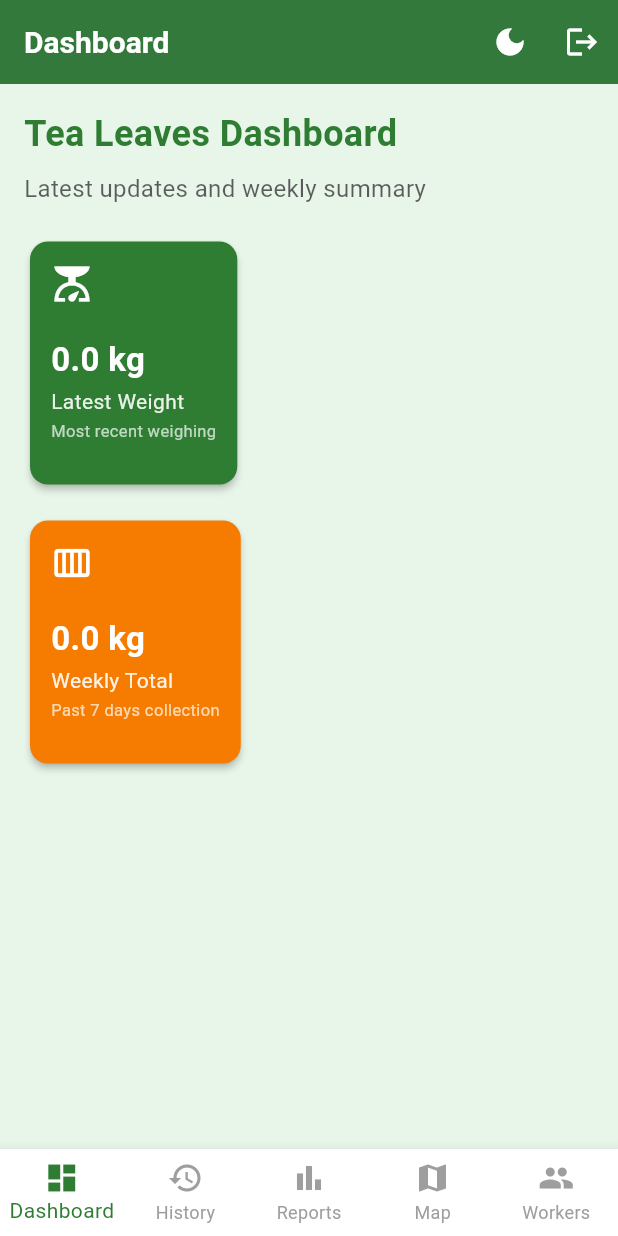
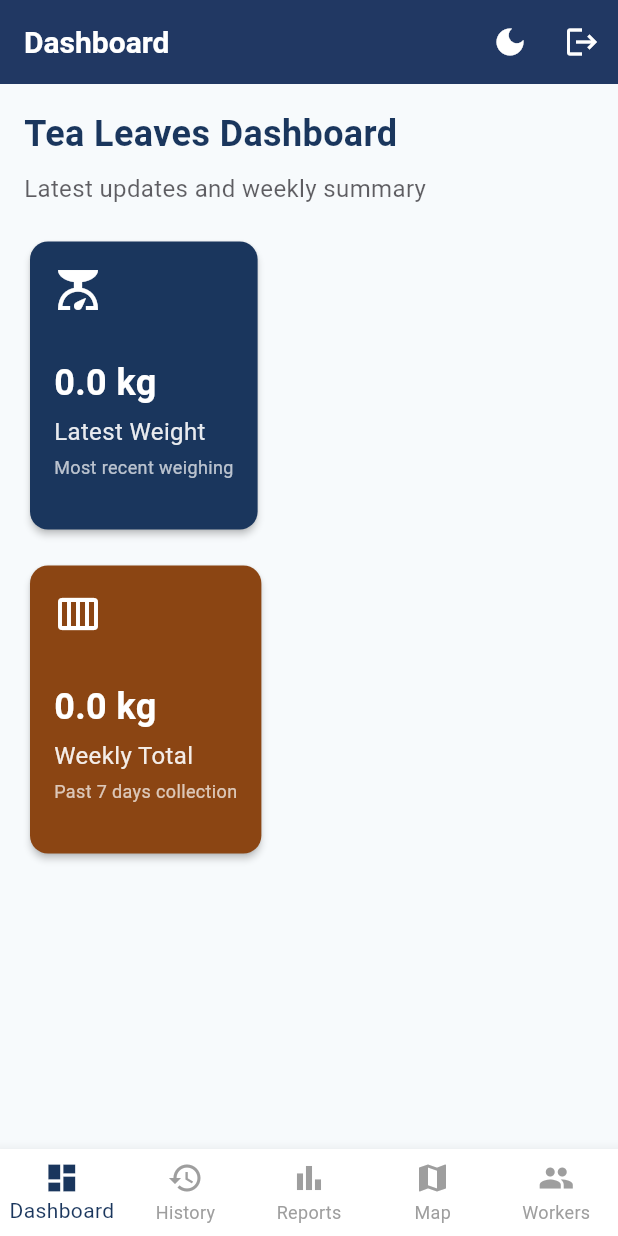
Before and after one commit to basdilhan/iot_tea_pro, a Flutter app: the screen it shows once a user with an empty profile is signed in, on a phone screen of 412 x 824 dp. Run offline on Flutter 3.47's test engine with Material 3 defaults, Android fonts, the phone set to English and light mode, and no system bars; our stand-ins replace firebase_auth, firebase_core, firebase_database, fl_chart, google_maps_flutter, shared_preferences; accounts and stored records are empty; network calls fail.

Commit message:
Update theme to Navy Blue, Brown, Grey color scheme
- Changed primary color from green to navy blue (#1A365D)
- Updated accent color to brown (#8B4513)
- Added grey accent color (#4B5563)
- Updated light theme background to light grey (#F7FAFC)
- Updated dark theme colors for navy blue and brown tones
- Changed top farmer card color to grey accent
- Increased dashboard card height to 200px for better proportions

```diff
--- a/lib/dashboard_screen.dart
+++ b/lib/dashboard_screen.dart
@@ -212,7 +212,7 @@ class _DashboardScreenState extends State<DashboardScreen> {
                   value: '${_topFarmerWeight.toStringAsFixed(1)} kg',
                   subtitle: '$farmerName (ID: $_topFarmerId)',
                   icon: Icons.person,
-                  color: Colors.blue,
+                  color: AppTheme.accentGrey(context),
                 );
               },
             ),
@@ -277,16 +277,16 @@ class _StatCard extends StatelessWidget {
   @override
   Widget build(BuildContext context) {
     return SizedBox(
-      height: 170,
+      height: 200,
       child: Card(
         color: color,
         child: Padding(
-          padding: const EdgeInsets.all(14.0),
+          padding: const EdgeInsets.all(16.0),
           child: Column(
             crossAxisAlignment: CrossAxisAlignment.start,
             children: [
-              Icon(icon, size: 28, color: Colors.white),
-              const SizedBox(height: 8),
+              Icon(icon, size: 32, color: Colors.white),
+              const SizedBox(height: 12),
               Expanded(
                 child: Column(
                   crossAxisAlignment: CrossAxisAlignment.start,
@@ -295,24 +295,24 @@ class _StatCard extends StatelessWidget {
                     Text(
                       value,
                       style: const TextStyle(
-                        fontSize: 22,
+                        fontSize: 24,
                         fontWeight: FontWeight.bold,
                         color: Colors.white,
                       ),
                     ),
-                    const SizedBox(height: 2),
+                    const SizedBox(height: 4),
                     Text(
                       title,
                       style: TextStyle(
-                        fontSize: 14,
+                        fontSize: 16,
                         color: Colors.white.withOpacity(0.9),
                       ),
                     ),
-                    const SizedBox(height: 2),
+                    const SizedBox(height: 4),
                     Text(
                       subtitle,
                       style: TextStyle(
-                        fontSize: 11,
+                        fontSize: 12,
                         color: Colors.white.withOpacity(0.7),
                       ),
                       maxLines: 2,
--- a/lib/main.dart
+++ b/lib/main.dart
@@ -5,32 +5,47 @@ import 'firebase_options.dart';
 import 'auth_wrapper.dart';
 import 'theme_provider.dart';
 
-// Define our "Tea Theme" colors with light/dark support
+// Define our "Tea Theme" colors with light/dark support - Navy Blue, Brown, Grey theme
 class AppTheme {
-  static Color primaryGreen(BuildContext context) {
+  static Color primaryNavy(BuildContext context) {
     final isDark = Provider.of<ThemeProvider>(context).isDarkMode;
-    return isDark ? Colors.green[300]! : Colors.green[800]!;
+    return isDark ? const Color(0xFF4A90E2) : const Color(0xFF1A365D);
   }
 
-  static Color lightGreen(BuildContext context) {
+  static Color secondaryBrown(BuildContext context) {
     final isDark = Provider.of<ThemeProvider>(context).isDarkMode;
-    return isDark ? const Color(0xFF1B5E20) : const Color(0xFFE8F5E9);
+    return isDark ? const Color(0xFF8B4513) : const Color(0xFF8B4513);
   }
 
-  static Color accentOrange(BuildContext context) {
+  static Color accentGrey(BuildContext context) {
     final isDark = Provider.of<ThemeProvider>(context).isDarkMode;
-    return isDark ? const Color(0xFFFF9800) : const Color(0xFFF57C00);
+    return isDark ? const Color(0xFF6B7280) : const Color(0xFF4B5563);
+  }
+
+  static Color lightNavy(BuildContext context) {
+    final isDark = Provider.of<ThemeProvider>(context).isDarkMode;
+    return isDark ? const Color(0xFF2B77E6) : const Color(0xFF2D3748);
+  }
+
+  static Color lightBrown(BuildContext context) {
+    final isDark = Provider.of<ThemeProvider>(context).isDarkMode;
+    return isDark ? const Color(0xFFCD853F) : const Color(0xFFD2691E);
   }
 
   static Color cardColor(BuildContext context) {
     final isDark = Provider.of<ThemeProvider>(context).isDarkMode;
-    return isDark ? Colors.grey[800]! : Colors.white;
+    return isDark ? const Color(0xFF374151) : Colors.white;
   }
 
   static Color textColor(BuildContext context) {
     final isDark = Provider.of<ThemeProvider>(context).isDarkMode;
     return isDark ? Colors.white : Colors.black;
   }
+
+  // Legacy support for backward compatibility
+  static Color primaryGreen(BuildContext context) => primaryNavy(context);
+  static Color lightGreen(BuildContext context) => lightNavy(context);
+  static Color accentOrange(BuildContext context) => secondaryBrown(context);
 }
 
 void main() async {
@@ -67,11 +82,11 @@ class TeaWeigherApp extends StatelessWidget {
 
   ThemeData _buildLightTheme() {
     return ThemeData(
-      primarySwatch: Colors.green,
-      primaryColor: Colors.green[800],
-      scaffoldBackgroundColor: const Color(0xFFE8F5E9),
+      primarySwatch: Colors.blue,
+      primaryColor: const Color(0xFF1A365D),
+      scaffoldBackgroundColor: const Color(0xFFF7FAFC),
       appBarTheme: AppBarTheme(
-        backgroundColor: Colors.green[800],
+        backgroundColor: const Color(0xFF1A365D),
         elevation: 4,
         titleTextStyle: const TextStyle(
           color: Colors.white,
@@ -89,7 +104,7 @@ class TeaWeigherApp extends StatelessWidget {
       ),
       elevatedButtonTheme: ElevatedButtonThemeData(
         style: ElevatedButton.styleFrom(
-          backgroundColor: const Color(0xFFF57C00),
+          backgroundColor: const Color(0xFF8B4513),
           foregroundColor: Colors.white,
           shape: RoundedRectangleBorder(
             borderRadius: BorderRadius.circular(8.0),
@@ -99,7 +114,7 @@ class TeaWeigherApp extends StatelessWidget {
       ),
       bottomNavigationBarTheme: BottomNavigationBarThemeData(
         backgroundColor: Colors.white,
-        selectedItemColor: Colors.green[800],
+        selectedItemColor: const Color(0xFF1A365D),
         unselectedItemColor: Colors.grey[600],
         type: BottomNavigationBarType.fixed,
       ),
@@ -110,9 +125,9 @@ class TeaWeigherApp extends StatelessWidget {
         ),
         focusedBorder: OutlineInputBorder(
           borderRadius: BorderRadius.circular(8.0),
-          borderSide: BorderSide(color: Colors.green[800]!, width: 2.0),
+          borderSide: const BorderSide(color: Color(0xFF1A365D), width: 2.0),
         ),
-        labelStyle: TextStyle(color: Colors.green[800]),
+        labelStyle: const TextStyle(color: Color(0xFF1A365D)),
         prefixIconColor: Colors.grey[600],
       ),
     );
@@ -120,10 +135,10 @@ class TeaWeigherApp extends StatelessWidget {
 
   ThemeData _buildDarkTheme() {
     return ThemeData.dark().copyWith(
-      primaryColor: Colors.green[300],
-      scaffoldBackgroundColor: const Color(0xFF121212),
+      primaryColor: const Color(0xFF4A90E2),
+      scaffoldBackgroundColor: const Color(0xFF1A202C),
       appBarTheme: AppBarTheme(
-        backgroundColor: Colors.green[700],
+        backgroundColor: const Color(0xFF2D3748),
         elevation: 4,
         titleTextStyle: const TextStyle(
           color: Colors.white,
@@ -134,15 +149,15 @@ class TeaWeigherApp extends StatelessWidget {
       ),
       cardTheme: CardThemeData(
         elevation: 2,
-        color: Colors.grey[800],
+        color: const Color(0xFF374151),
         shape: RoundedRectangleBorder(
           borderRadius: BorderRadius.circular(12.0),
         ),
       ),
       elevatedButtonTheme: ElevatedButtonThemeData(
         style: ElevatedButton.styleFrom(
-          backgroundColor: const Color(0xFFFF9800),
-          foregroundColor: Colors.black,
+          backgroundColor: const Color(0xFF8B4513),
+          foregroundColor: Colors.white,
           shape: RoundedRectangleBorder(
             borderRadius: BorderRadius.circular(8.0),
           ),
@@ -150,8 +165,8 @@ class TeaWeigherApp extends StatelessWidget {
         ),
       ),
       bottomNavigationBarTheme: BottomNavigationBarThemeData(
-        backgroundColor: Colors.grey[900],
-        selectedItemColor: Colors.green[300],
+        backgroundColor: const Color(0xFF2D3748),
+        selectedItemColor: const Color(0xFF4A90E2),
         unselectedItemColor: Colors.grey[400],
         type: BottomNavigationBarType.fixed,
       ),
@@ -162,9 +177,9 @@ class TeaWeigherApp extends StatelessWidget {
         ),
         focusedBorder: OutlineInputBorder(
           borderRadius: BorderRadius.circular(8.0),
-          borderSide: BorderSide(color: Colors.green[300]!, width: 2.0),
+          borderSide: const BorderSide(color: Color(0xFF4A90E2), width: 2.0),
         ),
-        labelStyle: TextStyle(color: Colors.green[300]),
+        labelStyle: const TextStyle(color: Color(0xFF4A90E2)),
         prefixIconColor: Colors.grey[400],
       ),
     );
```
